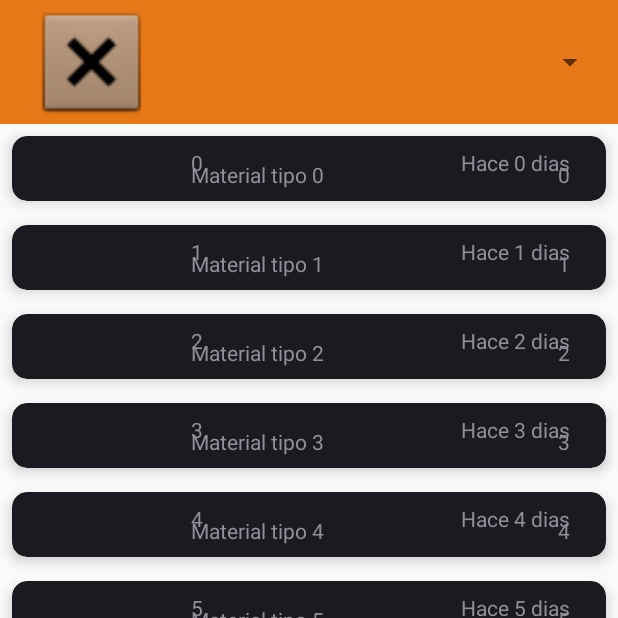
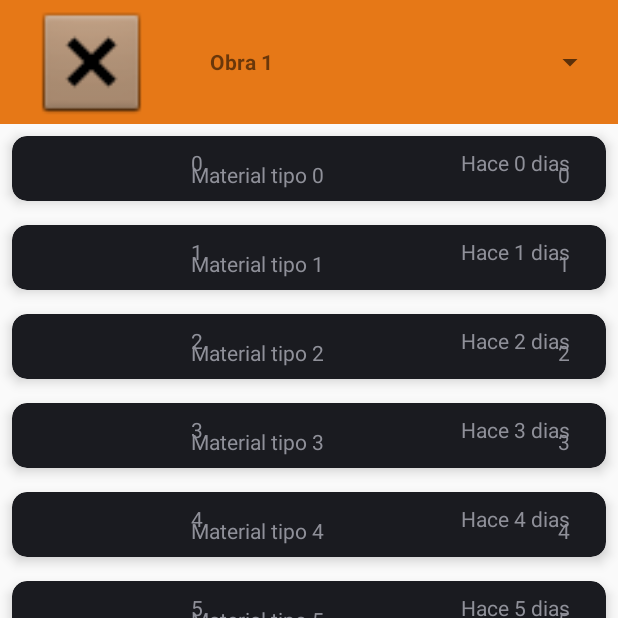
Before and after one commit to MaCls98/SFApp, an Android app: the HomeActivity screen opened directly, with no data from a screen before it, after a tap on "MATERIALES", on a phone screen of 412 x 824 dp, the top half of it. Run offline under Robolectric (Android 15) with nearby library versions, the phone set to English and light mode, and no system bars.

Commit message:
Agregado Spinner de obras

```diff
--- a/app/src/main/java/com/android/sfapp/HomeActivity.java
+++ b/app/src/main/java/com/android/sfapp/HomeActivity.java
@@ -20,11 +20,14 @@ import com.android.sfapp.utils.HomeViewPagerAdapter;
 import com.android.sfapp.utils.MaterialsRVAdapter;
 
 import java.util.ArrayList;
+import java.util.Arrays;
+import java.util.List;
 
 public class HomeActivity extends AppCompatActivity {
 
     private ViewPager vpHome;
     private RecyclerView rvMaterials;
+    private Spinner spObras;
     private FloatingActionButton btnAddItem;
 
     private int[] layouts;
@@ -39,7 +42,10 @@ public class HomeActivity extends AppCompatActivity {
 
     private void initHome() {
         vpHome = findViewById(R.id.vp_home);
+        spObras = findViewById(R.id.sp_obras);
         btnAddItem = findViewById(R.id.btn_add_item);
+
+        loadSpinner();
 
 
         //Ventanas de viewPager
@@ -49,6 +55,20 @@ public class HomeActivity extends AppCompatActivity {
 
         HomeViewPagerAdapter homeViewPagerAdapter = new HomeViewPagerAdapter(layouts, getBaseContext());
         vpHome.setAdapter(homeViewPagerAdapter);
+    }
+
+    private void loadSpinner() {
+        String[] o = new String[]{
+                "Obra 1",
+                "Obra 2",
+                "Obra 3"
+        };
+
+        List<String> obras = new ArrayList<>(Arrays.asList(o));
+
+        ArrayAdapter<String> sAdapter = new ArrayAdapter<String>(this,R.layout.spinner_item, obras);
+        sAdapter.setDropDownViewResource(R.layout.spinner_item);
+        spObras.setAdapter(sAdapter);
     }
 
     private void changeViews(int position) {
--- /dev/null
+++ b/app/src/main/res/layout/spinner_item.xml
@@ -0,0 +1,8 @@
+<?xml version="1.0" encoding="utf-8"?>
+<TextView xmlns:android="http://schemas.android.com/apk/res/android"
+    android:layout_width="match_parent"
+    android:layout_height="wrap_content"
+    android:padding="10dp"
+    android:textAllCaps="false"
+    android:textSize="14sp"
+    android:textStyle="bold" />
```
